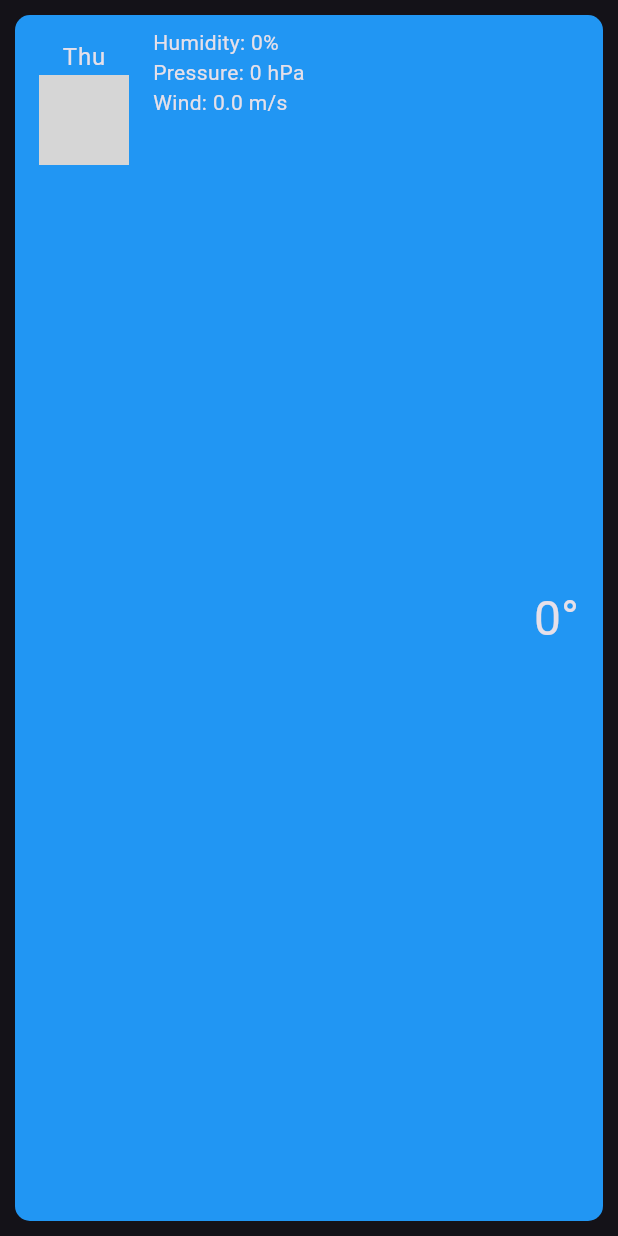
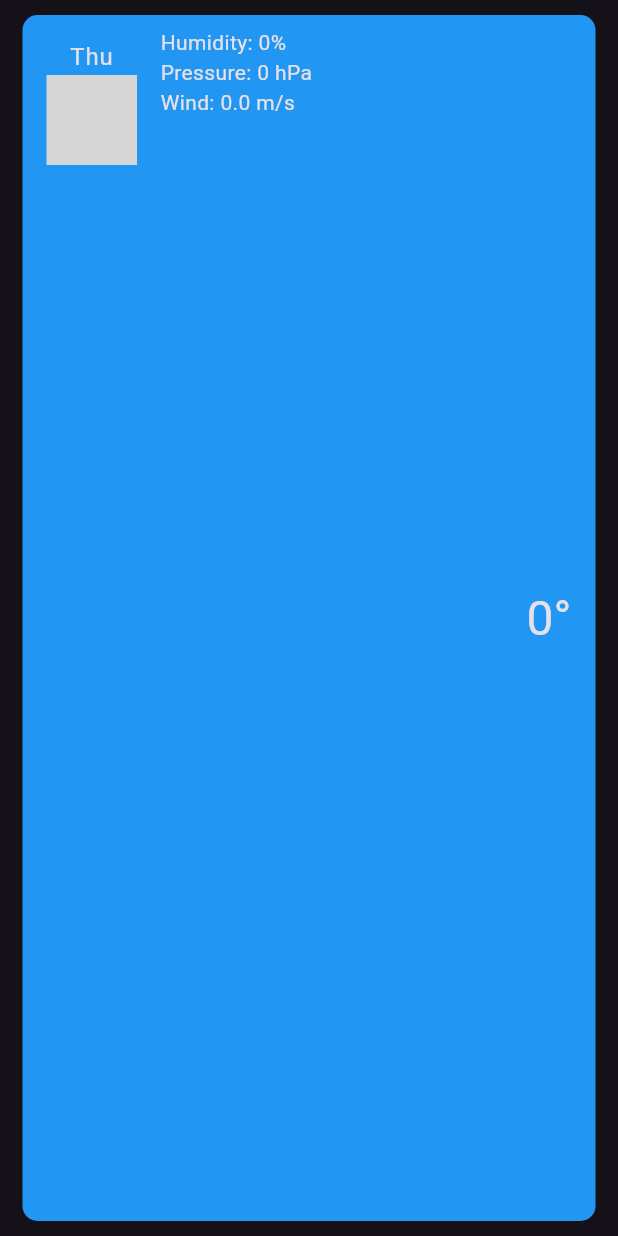
Before and after one commit to yashrp1/weather_app, a Flutter app: the HourlyWeatherItem widget shown alone on an empty page, opened directly with empty values, on a phone screen of 412 x 824 dp. Run offline on Flutter 3.47's test engine with Material 3 defaults, Android fonts, the phone set to English and light mode, and no system bars; drawn by our look-alikes of cached_network_image; our stand-ins replace dio, geocoding, geolocator; network calls fail; grey boxes are pictures that could not be loaded.

```diff
--- a/lib/ui/widgets/hourly_weather.dart
+++ b/lib/ui/widgets/hourly_weather.dart
@@ -150,7 +150,7 @@ class HourlyWeatherItem extends StatelessWidget {
 
     return Container(
       padding: const EdgeInsets.symmetric(vertical: 8),
-      margin: const EdgeInsets.symmetric(horizontal: 10, vertical: 10),
+      margin: const EdgeInsets.symmetric(horizontal: 15, vertical: 10),
       decoration: BoxDecoration(
         color: Colors.blue,
         borderRadius: BorderRadius.circular(10),
```
Also changed, not shown: 1 other file.
